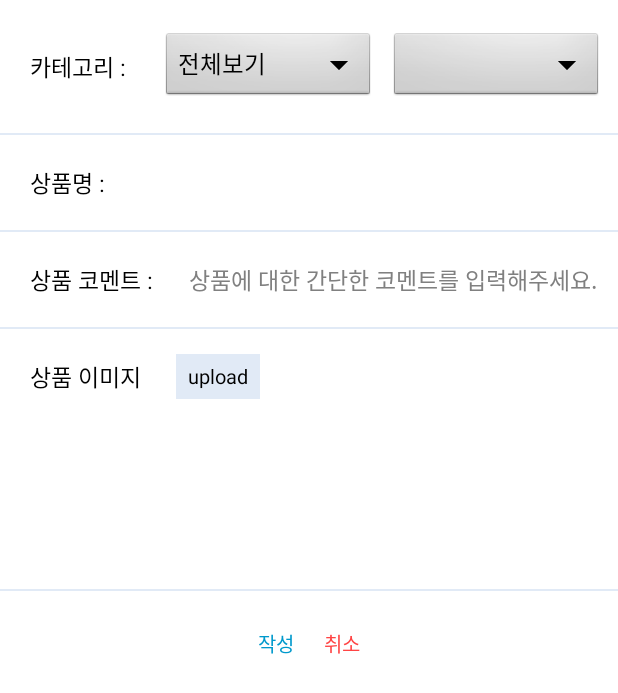
After one commit to redabraxas/BuyTogether, an Android app: the MakeWishDealActivity screen opened directly, with no data from a screen before it, on a phone screen of 412 x 824 dp. The commit adds this screen. Shown: the top 693 px of the screen. Run offline under Robolectric (Android 15) with nearby library versions, the phone set to English and light mode, and no system bars; 1 statement that could not run was skipped.

Commit message:
Hyeji MakeWishDeal

```diff
--- a/app/src/main/AndroidManifest.xml
+++ b/app/src/main/AndroidManifest.xml
@@ -19,6 +19,8 @@
         </activity>
         <activity android:name=".SplashActivity" >
         </activity>
+        <activity android:name=".MakeDeal.MakeWishDealActivity">
+        </activity>
         <activity android:name=".MakeDeal.MakeDealActivity">
         </activity>
         <activity android:name=".Login.LoginActivity" >
--- a/app/src/main/java/com/chocoroll/buyto/MakeDeal/MakeDealActivity.java
+++ b/app/src/main/java/com/chocoroll/buyto/MakeDeal/MakeDealActivity.java
@@ -14,7 +14,6 @@ import android.graphics.Typeface;
 import android.net.Uri;
 import android.os.Bundle;
 import android.provider.MediaStore;
-import android.text.TextUtils;
 import android.util.Base64;
 import android.view.View;
 import android.view.View.OnClickListener;
@@ -383,10 +382,6 @@ public class MakeDealActivity extends Activity implements OnClickListener {
                     detailView.recycle();
                     detailView=null;
 
-                    if(TextUtils.isEmpty(s)){
-
-
-                    }
 
 
                     Uploadinfo.addProperty("detailView",s);
--- /dev/null
+++ b/app/src/main/java/com/chocoroll/buyto/MakeDeal/MakeWishDealActivity.java
@@ -0,0 +1,311 @@
+package com.chocoroll.buyto.MakeDeal;
+
+import android.app.Activity;
+import android.app.AlertDialog;
+import android.app.ProgressDialog;
+import android.content.DialogInterface;
+import android.content.Intent;
+import android.database.Cursor;
+import android.graphics.Bitmap;
+import android.graphics.BitmapFactory;
+import android.graphics.Typeface;
+import android.net.Uri;
+import android.os.Bundle;
+import android.provider.MediaStore;
+import android.util.Base64;
+import android.view.View;
+import android.view.View.OnClickListener;
+import android.widget.AdapterView;
+import android.widget.ArrayAdapter;
+import android.widget.Button;
+import android.widget.EditText;
+import android.widget.ImageView;
+import android.widget.Spinner;
+import android.widget.TextView;
+
+import com.chocoroll.buyto.MainActivity;
+import com.chocoroll.buyto.R;
+import com.chocoroll.buyto.Retrofit.Retrofit;
+import com.google.gson.JsonObject;
+
+import java.io.ByteArrayOutputStream;
+
+import retrofit.Callback;
+import retrofit.RestAdapter;
+import retrofit.RetrofitError;
+import retrofit.client.Response;
+
+public class MakeWishDealActivity extends Activity implements OnClickListener {
+
+    private Button uploadButton, btnselectpic, cancelButton;
+    private ImageView imageview;
+    private ProgressDialog ldialog = null;
+
+    private AlertDialog dialog2 = null;
+
+    private String imagepath = null;
+
+    private String B_category = null;
+    private String S_category = null;
+    private Spinner spinnerS = null;
+    private Spinner spinnerB = null;
+
+    private String user_email=null;
+
+
+
+    @Override
+    public void onCreate(Bundle savedInstanceState) {
+
+
+        super.onCreate(savedInstanceState);
+        setContentView(R.layout.activity_make_wishdeal);
+        uploadButton = (Button) findViewById(R.id.uploadButton);
+        btnselectpic = (Button) findViewById(R.id.button_selectpic);
+        imageview = (ImageView) findViewById(R.id.imageView_pic);
+        cancelButton = (Button) findViewById(R.id.report_cancelbt);
+        user_email =
+                ((MainActivity)MainActivity.mContext).getUserId();
+
+        btnselectpic.setOnClickListener(this);
+        uploadButton.setOnClickListener(this);
+        cancelButton.setOnClickListener(this);
+
+
+        spinnerS = (Spinner)findViewById(R.id.spinner_small_category);
+        spinnerB = (Spinner)findViewById(R.id.spinner_big_category);
+
+
+
+        ArrayAdapter<CharSequence> adapter1 = null;
+        adapter1= ArrayAdapter.createFromResource(MakeWishDealActivity.this, R.array.big_category_arrays,
+                android.R.layout.simple_spinner_item);
+        adapter1.setDropDownViewResource(android.R.layout.simple_spinner_dropdown_item);
+
+        spinnerB.setAdapter(adapter1);
+
+        spinnerB.setOnItemSelectedListener(new AdapterView.OnItemSelectedListener() {
+
+            @Override
+            public void onItemSelected(AdapterView<?> adapterView, View view, int i, long l) {
+
+                ArrayAdapter<CharSequence> adapter = null;
+                String item = spinnerB.getSelectedItem().toString();
+
+                if (item.equals("패션/잡화")) {
+                    adapter= ArrayAdapter.createFromResource(MakeWishDealActivity.this, R.array.small_category_arrays_fashion,
+                            android.R.layout.simple_spinner_item);
+                    adapter.setDropDownViewResource(android.R.layout.simple_spinner_dropdown_item);
+                }else if(item.equals("뷰티")){
+                    adapter= ArrayAdapter.createFromResource(MakeWishDealActivity.this, R.array.small_category_arrays_beauty,
+                            android.R.layout.simple_spinner_item);
+                    adapter.setDropDownViewResource(android.R.layout.simple_spinner_dropdown_item);
+                }else if(item.equals("식품")){
+                    adapter= ArrayAdapter.createFromResource(MakeWishDealActivity.this, R.array.small_category_arrays_food,
+                            android.R.layout.simple_spinner_item);
+                    adapter.setDropDownViewResource(android.R.layout.simple_spinner_dropdown_item);
+                }else if(item.equals("주방/생활용품")){
+                    adapter= ArrayAdapter.createFromResource(MakeWishDealActivity.this, R.array.small_category_arrays_living,
+                            android.R.layout.simple_spinner_item);
+                    adapter.setDropDownViewResource(android.R.layout.simple_spinner_dropdown_item);
+                }else if(item.equals("가구/홈데코")){
+                    adapter= ArrayAdapter.createFromResource(MakeWishDealActivity.this, R.array.small_category_arrays_furniture,
+                            android.R.layout.simple_spinner_item);
+                    adapter.setDropDownViewResource(android.R.layout.simple_spinner_dropdown_item);
+                }else if(item.equals("가전/디지털")){
+                    adapter= ArrayAdapter.createFromResource(MakeWishDealActivity.this, R.array.small_category_arrays_digital,
+                            android.R.layout.simple_spinner_item);
+                    adapter.setDropDownViewResource(android.R.layout.simple_spinner_dropdown_item);
+                }else{
+                    // 전체보기인 경우
+
+                }
+
+                B_category = spinnerB.getSelectedItem().toString();
+
+                spinnerS.setAdapter(adapter);
+
+            }
+
+            @Override
+            public void onNothingSelected(AdapterView<?> adapterView) {
+
+            }
+        });
+
+        spinnerS.setOnItemSelectedListener(new AdapterView.OnItemSelectedListener() {
+            @Override
+            public void onItemSelected(AdapterView<?> adapterView, View view, int i, long l) {
+
+                S_category = spinnerS.getSelectedItem().toString();
+
+
+            }
+
+            @Override
+            public void onNothingSelected(AdapterView<?> adapterView) {
+
+            }
+        });
+
+    }
+
+
+    @Override
+    public void onClick(View arg0) {
+
+
+        if (arg0 == btnselectpic) {
+            Intent intent = new Intent();
+            intent.setType("image/*");
+            intent.setAction(Intent.ACTION_GET_CONTENT);
+            startActivityForResult(Intent.createChooser(intent, "Complete action using"), 1);
+        }
+        else if( arg0 == cancelButton){
+            finish();
+        }
+        else if (arg0 == uploadButton) {
+
+            if(imagepath==null||
+                    B_category==null||S_category==null||
+                    ((EditText)findViewById(R.id.pro_name)).getText().toString()==null
+                    ) //null check (상품코멘트는 생략가능)
+            {
+                dialog2 = new AlertDialog.Builder(MakeWishDealActivity.this).setMessage("양식을 모두 입력해주세요.")
+                        .setPositiveButton("확인", new DialogInterface.OnClickListener() {
+                            @Override
+                            public void onClick(DialogInterface dialog, int which) {
+                                dialog.dismiss();
+
+                            }
+                        }).show();
+                TextView textView = (TextView) dialog2.findViewById(android.R.id.message);
+                Typeface face=Typeface.SANS_SERIF;
+                textView.setTypeface(face);
+            }
+
+            else if(((EditText)findViewById(R.id.pro_name)).getText().toString().length()>20){
+                dialog2 = new AlertDialog.Builder(MakeWishDealActivity.this).setMessage("상품 이름은 20자 미만이여야 합니다.")
+                        .setPositiveButton("확인", new DialogInterface.OnClickListener() {
+                            @Override
+                            public void onClick(DialogInterface dialog, int which) {
+                                dialog.dismiss();
+
+                            }
+                        }).show();
+                TextView textView = (TextView) dialog2.findViewById(android.R.id.message);
+                Typeface face=Typeface.SANS_SERIF;
+                textView.setTypeface(face);
+
+            }
+
+            else{
+                ldialog = ProgressDialog.show(MakeWishDealActivity.this, "", "Uploading file...", true);
+                new Thread(new Runnable() {
+                    public void run() {
+
+
+                        JsonObject Uploadinfo = new JsonObject();
+
+
+                        Uploadinfo.addProperty("pro_name",((EditText)findViewById(R.id.pro_name)).getText().toString());
+                        Uploadinfo.addProperty("big_category",B_category);
+                        Uploadinfo.addProperty("small_category",S_category);
+                        Uploadinfo.addProperty("comment",((EditText)findViewById(R.id.pro_comment)).getText().toString());
+                        Uploadinfo.addProperty("user_email",user_email);
+
+
+                        Bitmap thumbnail;
+                        BitmapFactory.Options option=new BitmapFactory.Options();
+                        option.inSampleSize=2;
+                        thumbnail=BitmapFactory.decodeFile(imagepath,option);
+                        ByteArrayOutputStream stream=new ByteArrayOutputStream();
+                        thumbnail.compress(Bitmap.CompressFormat.JPEG, 100, stream);
+                        byte[] bytearray=stream.toByteArray();
+                        String s= Base64.encodeToString(bytearray, Base64.DEFAULT);
+
+                        thumbnail.recycle();
+                        thumbnail=null;
+
+
+                        Uploadinfo.addProperty("thumbnail",s);
+
+
+
+                        RestAdapter restAdapter = new RestAdapter.Builder()
+                                .setEndpoint(Retrofit.ROOT)  //call your base url
+                                .build();
+                        Retrofit sendreport = restAdapter.create(Retrofit.class); //this is how retrofit create your api
+                        sendreport.UploadWishDeal(Uploadinfo,new Callback<String>() {
+                            @Override
+                            public void success(String result, Response response) {
+                                ldialog.dismiss();
+                                AlertDialog dialog = new AlertDialog.Builder(MakeWishDealActivity.this).setMessage(result)
+                                        .setPositiveButton("확인", new DialogInterface.OnClickListener() {
+                                            @Override
+                                            public void onClick(DialogInterface dia, int which) {
+                                                dia.dismiss();
+                                                finish();
+                                            }
+                                        }).show();
+
+                            }
+                            @Override
+                            public void failure(RetrofitError retrofitError) {
+                                ldialog.dismiss();
+                                AlertDialog dialog = new AlertDialog.Builder(MakeWishDealActivity.this).setMessage("네트워크 문제로 등록에 실패하였습니다.\n잠시후 다시시도해주세요.")
+                                        .setPositiveButton("실패", new DialogInterface.OnClickListener() {
+                                            @Override
+                                            public void onClick(DialogInterface dia, int which) {
+                                                dia.dismiss();
+                                            }
+                                        }).show();
+                                TextView textView = (TextView) dialog.findViewById(android.R.id.message);
+                                Typeface face=Typeface.SANS_SERIF;
+                                textView.setTypeface(face);
+                            }
+                        });
+                    }
+                }).start();
+            }}
+
+    }
+
+    @Override
+    protected void onActivityResult(int requestCode, int resultCode, Intent data) {
+
+        if (requestCode == 1 && resultCode == RESULT_OK) {
+            //Bitmap photo = (Bitmap) data.getData().getPath();
+
+            Uri selectedImageUri = data.getData();
+            imagepath = getPath(selectedImageUri);
+
+            final BitmapFactory.Options options = new BitmapFactory.Options();
+            options.inSampleSize = 8;
+
+            Bitmap bitmap = BitmapFactory.decodeFile(imagepath,options);
+            imageview.setImageBitmap(bitmap);
+
+
+
+        }
+
+
+    }
+
+    public String getPath(Uri uri) {
+        String[] projection = {MediaStore.Images.Media.DATA};
+        Cursor cursor = managedQuery(uri, projection, null, null, null);
+        int column_index = cursor.getColumnIndexOrThrow(MediaStore.Images.Media.DATA);
+        cursor.moveToFirst();
+        return cursor.getString(column_index);
+    }
+
+    @Override
+    protected void onStop() {
+        // TODO Auto-generated method stub
+        super.onStop();
+        if ( ldialog != null)
+            ldialog.dismiss();
+    }
+}
--- a/app/src/main/java/com/chocoroll/buyto/Retrofit/Retrofit.java
+++ b/app/src/main/java/com/chocoroll/buyto/Retrofit/Retrofit.java
@@ -45,6 +45,8 @@ public interface Retrofit {
     // Deal만들기
     @POST("/uploads/UploadDeal2.php")
     public void UploadDeal(@Body JsonObject info, Callback<String> callback);
+    @POST("/wish_uploads/UploadWishDeal.php")
+    public void UploadWishDeal(@Body JsonObject info, Callback<String> callback);
 
 
 }
--- /dev/null
+++ b/app/src/main/res/layout/activity_make_wishdeal.xml
@@ -0,0 +1,261 @@
+<?xml version="1.0" encoding="utf-8"?>
+<LinearLayout xmlns:android="http://schemas.android.com/apk/res/android"
+    xmlns:tools="http://schemas.android.com/tools"
+    android:layout_width="match_parent"
+    android:layout_height="match_parent"
+    android:background="#FFFFFF"
+    android:orientation="vertical" >
+
+    <ScrollView
+        android:layout_width="match_parent"
+        android:layout_height="match_parent"
+        android:fillViewport="true" >
+
+
+        <LinearLayout
+            android:layout_width="match_parent"
+            android:layout_height="match_parent"
+            android:background="#FFFFFF"
+            android:orientation="vertical" >
+
+
+            <RelativeLayout
+                android:id="@+id/write_pro_category"
+                android:layout_width="wrap_content"
+                android:layout_height="wrap_content"
+                android:layout_marginBottom="10dp"
+                android:layout_marginTop="10dp" >
+
+                <LinearLayout
+                    android:layout_width="fill_parent"
+                    android:layout_height="wrap_content"
+                    android:layout_marginLeft="10dp"
+                    android:gravity="center_vertical"
+                    android:orientation="horizontal" >
+
+                    <TextView
+                        android:layout_width="wrap_content"
+                        android:layout_height="wrap_content"
+                        android:layout_margin="10dp"
+                        android:text="카테고리 : "
+                        android:textColor="#000000"
+                        android:textSize="15dp"
+                        android:typeface="sans" />
+
+                    <LinearLayout
+                        android:padding="10dp"
+                        android:orientation="horizontal"
+                        android:layout_width="fill_parent"
+                        android:layout_height="wrap_content">
+
+                        <Spinner
+                            android:layout_marginRight="10dp"
+                            android:layout_weight="1"
+                            android:layout_width="0dp"
+                            android:layout_height="wrap_content"
+                            android:id="@+id/spinner_big_category"
+                            android:spinnerMode="dropdown" />
+
+                        <Spinner
+                            android:layout_weight="1"
+                            android:layout_width="0dp"
+                            android:layout_height="wrap_content"
+                            android:id="@+id/spinner_small_category"
+                            android:spinnerMode="dropdown" />
+                    </LinearLayout>
+
+
+                </LinearLayout>
+            </RelativeLayout>
+
+            <LinearLayout
+                android:layout_width="fill_parent"
+                android:layout_height="1dp"
+                android:background="#336c97cf"
+                android:orientation="vertical" >
+            </LinearLayout>
+
+            <RelativeLayout
+                android:id="@+id/write_pro_name"
+                android:layout_width="wrap_content"
+                android:layout_height="wrap_content"
+                android:layout_marginBottom="10dp"
+                android:layout_marginTop="10dp" >
+
+                <LinearLayout
+                    android:layout_width="fill_parent"
+                    android:layout_height="wrap_content"
+                    android:layout_marginLeft="10dp"
+                    android:gravity="center_vertical"
+                    android:orientation="horizontal" >
+
+                    <TextView
+                        android:layout_width="wrap_content"
+                        android:layout_height="wrap_content"
+                        android:layout_margin="10dp"
+                        android:text="상품명 : "
+                        android:textColor="#000000"
+                        android:textSize="15dp"
+                        android:typeface="sans" />
+
+                    <EditText
+                        android:id="@+id/pro_name"
+                        android:layout_width="250dp"
+                        android:layout_height="wrap_content"
+                        android:background="@null"
+                        android:padding="10dp"
+                        android:singleLine="true"
+                        android:textColor="#000000"
+                        android:textSize="15dp"
+                        android:typeface="sans" />
+                </LinearLayout>
+            </RelativeLayout>
+
+            <LinearLayout
+                android:layout_width="fill_parent"
+                android:layout_height="1dp"
+                android:background="#336c97cf"
+                android:orientation="vertical" >
+            </LinearLayout>
+
+            <RelativeLayout
+                android:id="@+id/write_pro_comment"
+                android:layout_width="wrap_content"
+                android:layout_height="wrap_content"
+                android:layout_marginBottom="10dp"
+                android:layout_marginTop="10dp" >
+
+                <LinearLayout
+                    android:layout_width="fill_parent"
+                    android:layout_height="wrap_content"
+                    android:layout_marginLeft="10dp"
+                    android:gravity="center_vertical"
+                    android:orientation="horizontal" >
+
+                    <TextView
+                        android:layout_width="wrap_content"
+                        android:layout_height="wrap_content"
+                        android:layout_margin="10dp"
+                        android:text="상품 코멘트 : "
+                        android:textColor="#000000"
+                        android:textSize="15dp"
+                        android:typeface="sans" />
+
+                    <EditText
+                        android:id="@+id/pro_comment"
+                        android:layout_width="match_parent"
+                        android:layout_height="wrap_content"
+                        android:background="@null"
+                        android:hint="상품에 대한 간단한 코멘트를 입력해주세요."
+                        android:maxLines="4"
+                        android:padding="10dp"
+                        android:textColor="#000000"
+                        android:textSize="15dp"
+                        android:typeface="sans" />
+                </LinearLayout>
+            </RelativeLayout>
+
+
+            <LinearLayout
+                android:layout_width="fill_parent"
+                android:layout_height="1dp"
+                android:background="#336c97cf"
+                android:orientation="vertical" >
+            </LinearLayout>
+
+            <RelativeLayout
+                android:id="@+id/report_write_picturelayout"
+                android:layout_width="wrap_content"
+                android:layout_height="wrap_content"
+                android:layout_marginBottom="10dp"
+                android:layout_marginTop="10dp" >
+
+                <LinearLayout
+                    android:layout_width="fill_parent"
+                    android:layout_height="wrap_content"
+                    android:layout_marginLeft="10dp"
+                    android:gravity="center_vertical"
+                    android:orientation="horizontal" >
+
+                    <TextView
+                        android:layout_width="wrap_content"
+                        android:layout_height="wrap_content"
+                        android:layout_margin="10dp"
+                        android:text="상품 이미지  "
+                        android:textColor="#000000"
+                        android:textSize="15dp"
+                        android:typeface="sans" />
+
+
+                    <Button
+                        android:paddingRight="8dp"
+                        android:paddingLeft="8dp"
+                        android:id="@+id/button_selectpic"
+                        android:layout_width="wrap_content"
+                        android:layout_height="30dp"
+                        android:layout_marginLeft="5dp"
+                        android:text="upload"
+                        android:background="#336c97cf"
+                        android:textSize="13dp"
+                        android:typeface="sans" />
+
+                </LinearLayout>
+
+
+            </RelativeLayout>
+
+            <ImageView
+                android:id="@+id/imageView_pic"
+                android:layout_width="100dp"
+                android:layout_height="100dp"
+                android:layout_alignParentRight="true"
+                android:layout_centerVertical="true"
+                android:layout_marginRight="10dp"
+                android:layout_gravity="center"
+                android:layout_marginBottom="10dp"/>
+
+
+            <LinearLayout
+                android:layout_width="fill_parent"
+                android:layout_height="1dp"
+                android:background="#336c97cf"
+                android:orientation="vertical" >
+            </LinearLayout>
+
+            <LinearLayout
+                android:layout_width="fill_parent"
+                android:layout_height="wrap_content"
+                android:layout_marginBottom="10dp"
+                android:layout_marginTop="10dp"
+                android:gravity="center"
+                android:orientation="horizontal" >
+
+                <Button
+                    android:layout_margin="10dp"
+                    android:id="@+id/uploadButton"
+                    android:layout_width="wrap_content"
+                    android:layout_height="30dp"
+                    android:layout_marginRight="5dp"
+                    android:text="작성"
+                    android:background="@null"
+                    android:textColor="#0099CC"
+                    android:textSize="13dp"
+                    android:typeface="sans" />
+
+                <Button
+                    android:layout_margin="10dp"
+                    android:id="@+id/report_cancelbt"
+                    android:layout_width="wrap_content"
+                    android:layout_height="30dp"
+                    android:layout_marginLeft="5dp"
+                    android:text="취소"
+                    android:background="@null"
+                    android:textColor="#ff4444"
+                    android:textSize="13dp"
+                    android:typeface="sans" />
+            </LinearLayout>
+
+        </LinearLayout>
+    </ScrollView>
+
+</LinearLayout>
```
